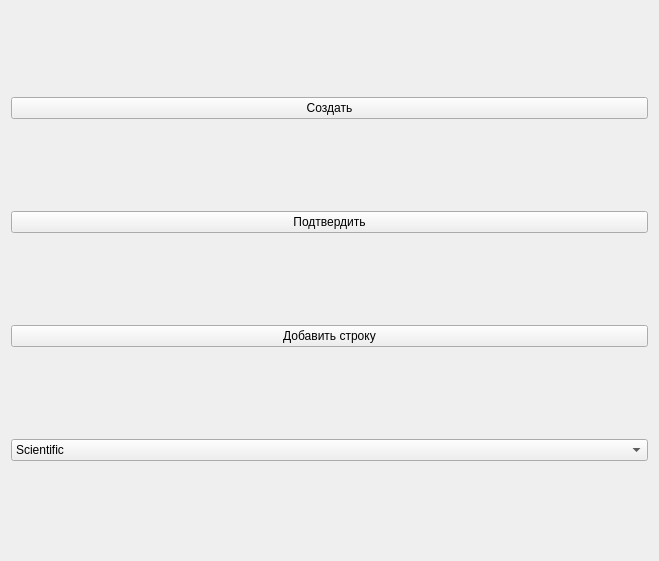
Qt form HelloQtChild.ui (4uJustDev/NanocadAPIQtPolyTable) before a commit.
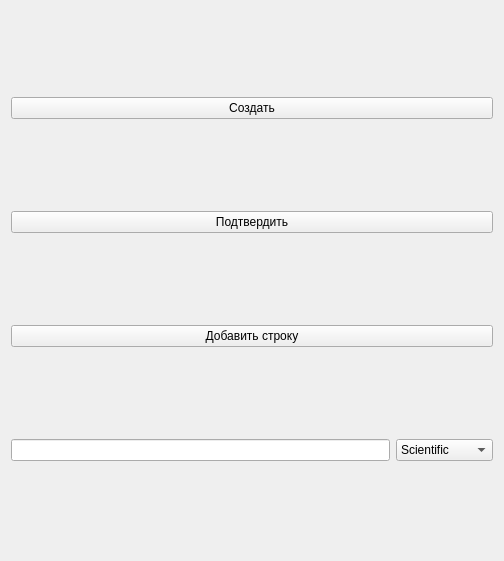
The same form after that commit.

```diff
--- a/HelloQtChild.ui
+++ b/HelloQtChild.ui
@@ -6,7 +6,7 @@
    <rect>
     <x>0</x>
     <y>0</y>
-    <width>659</width>
+    <width>504</width>
     <height>561</height>
    </rect>
   </property>
@@ -40,6 +40,11 @@
     </layout>
    </item>
    <item>
+    <layout class="QHBoxLayout" name="horizontalLayout">
+     <item>
+      <widget class="QLineEdit" name="lineEdit"/>
+     </item>
+     <item>
     <widget class="QComboBox" name="comboBox">
      <item>
       <property name="text">
@@ -67,6 +72,8 @@
       </property>
      </item>
     </widget>
+     </item>
+    </layout>
    </item>
   </layout>
  </widget>
```
Lines whose indentation alone changed are shown as unchanged.
